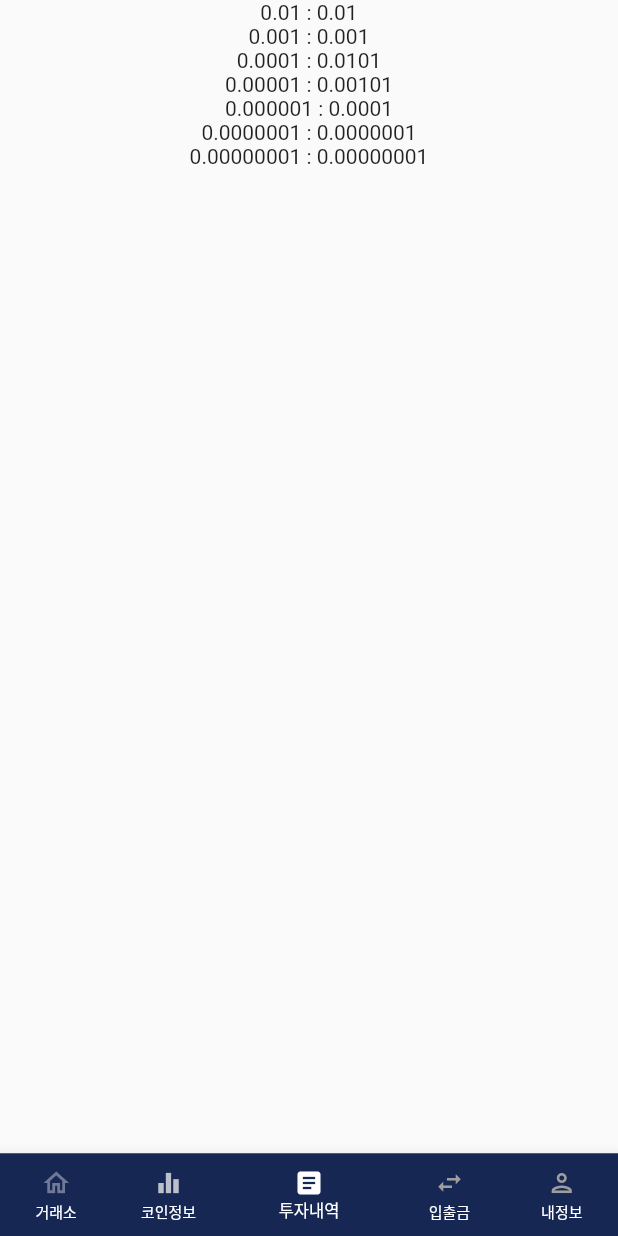
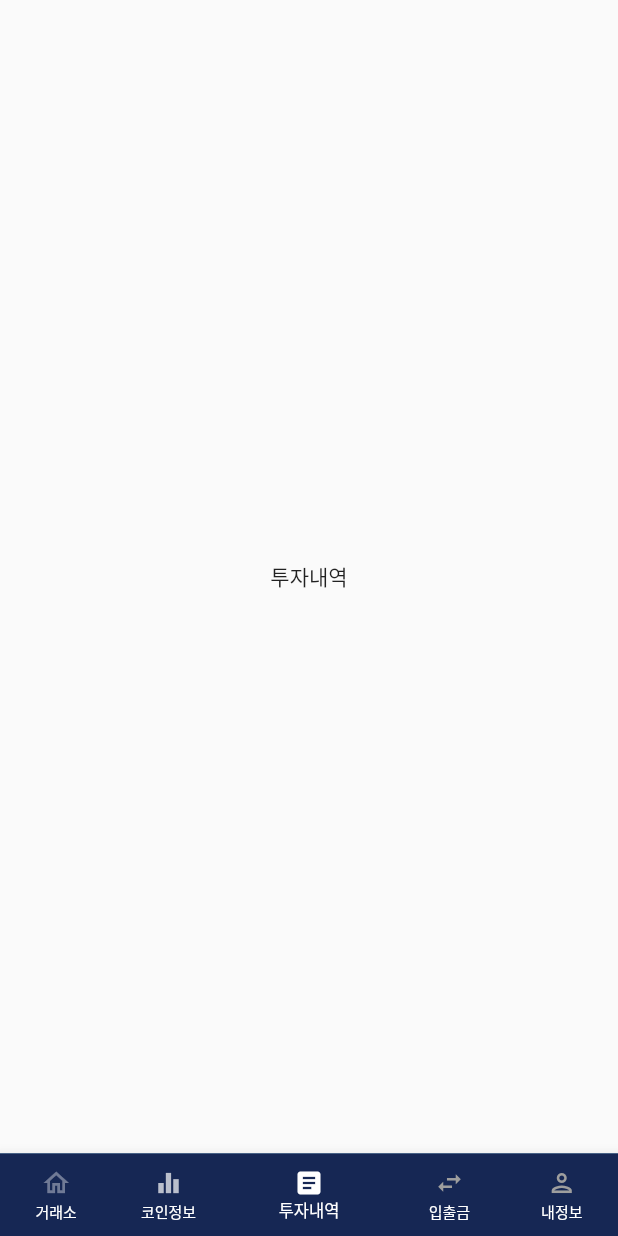
Before and after one commit to rambozzang/bitcoin, a Flutter app: the screen it shows after launch, item 3 of the bottom bar chosen, on a phone screen of 412 x 824 dp. Run offline on Flutter 3.47's test engine with Material 2 defaults, Android fonts, the phone set to English and light mode, and no system bars; our stand-ins replace animated_text_kit, fl_chart, get, google_fonts, shimmer, sizer and 2 more; missing offline and left inert: candlesticks_plus, crypto_font_icons, k_chart, nonce, radio_group_v2.

Commit message:
버그 수정

```diff
--- a/lib/app/modules/views/main/main_view2.dart
+++ b/lib/app/modules/views/main/main_view2.dart
@@ -5,19 +5,6 @@ import 'package:get/get_state_manager/get_state_manager.dart';
 class MainView2 extends GetView {
   @override
   Widget build(BuildContext context) {
-    return Scaffold(
-        body: SafeArea(
-            child: Center(
-                child: Column(
-      children: [
-        Text("0.01 : ${Utils.getMoneyformat(0.01)}"),
-        Text("0.001 : ${Utils.getMoneyformat(0.001)}"),
-        Text("0.0001 : ${Utils.getMoneyformat(0.0101)}"),
-        Text("0.00001 : ${Utils.getMoneyformat(0.00101)}"),
-        Text("0.000001 : ${Utils.getMoneyformat(0.0001001)}"),
-        Text("0.0000001 : ${Utils.getMoneyformat(0.0000001)}"),
-        Text("0.00000001 : ${Utils.getMoneyformat(0.00000001)}"),
-      ],
-    ))));
+    return Scaffold(body: SafeArea(child: Center(child: Text("투자내역"))));
   }
 }
--- a/lib/app/modules/views/upbit/UpbitList_view.dart
+++ b/lib/app/modules/views/upbit/UpbitList_view.dart
@@ -247,7 +247,7 @@ class UpbitListView extends GetView<UpBitListController> {
                                           ),
                                         ),
                                         SizedBox(
-                                          width: 9,
+                                          width: 5,
                                         ),
                                         Flexible(
                                           flex: 2,
@@ -310,7 +310,7 @@ class UpbitListView extends GetView<UpBitListController> {
                                               textAlign: TextAlign.end,
                                               style: Utils.getTextStyle(
                                                   data[index].yesterday_rate,
-                                                  12),
+                                                  11),
                                             ),
                                           ),
                                         ),
--- a/lib/app/modules/views/upbit/UpbitMain_view.dart
+++ b/lib/app/modules/views/upbit/UpbitMain_view.dart
@@ -200,8 +200,8 @@ class UpbitMainView extends GetView<UpbitMainController> {
         tabviews[2] = UpbitChartView();
       }
       if (controller.pageIndex.value == 4) {
-        tabviews[4] = UpbitInfoView();
-        // tabviews[4] = UpbitChartViewBak();
+        //tabviews[4] = UpbitInfoView();
+         tabviews[4] = UpbitChartViewBak();
       }
       return FadeIndexedStack(
         //key: ,
--- a/lib/app/modules/views/upbit/UpbitOrderAsk_view.dart
+++ b/lib/app/modules/views/upbit/UpbitOrderAsk_view.dart
@@ -131,7 +131,7 @@ class UpbitOrderAskView extends StatelessWidget {
                   crossAxisAlignment: CrossAxisAlignment.end,
                   children: [
                     Text(
-                      "${this.f2.format(_data.ask_size).toString()}",
+                      "${Utils.getMoneyformat(_data.ask_size).toString()}",
                       textAlign: TextAlign.end,
                       style: const TextStyle(
                           fontSize: 11,
@@ -142,7 +142,7 @@ class UpbitOrderAskView extends StatelessWidget {
                       alignment: Alignment.centerRight,
                       child: (_data.ask_plus_size ?? 0.0) > 0.0
                           ? Text(
-                              " ${this.f2.format(_data.ask_plus_size)} ",
+                              " ${Utils.getMoneyformat(_data.ask_plus_size)} ",
                               textAlign: TextAlign.right,
                               style: TextStyle(
                                   fontSize: 10,
@@ -151,7 +151,7 @@ class UpbitOrderAskView extends StatelessWidget {
                             )
                           : (_data.ask_minus_size ?? 0.0) > 0.0
                               ? Text(
-                                  "-${this.f2.format(_data.ask_minus_size)} ",
+                                  "-${Utils.getMoneyformat(_data.ask_minus_size)} ",
                                   textAlign: TextAlign.right,
                                   style: TextStyle(
                                       fontSize: 10,
--- a/lib/app/modules/views/upbit/UpbitTikerAsk_view.dart
+++ b/lib/app/modules/views/upbit/UpbitTikerAsk_view.dart
@@ -88,7 +88,7 @@ class UpbitTikerAskView extends StatelessWidget {
                   crossAxisAlignment: CrossAxisAlignment.end,
                   children: [
                     Text(
-                      "${this.f2.format(_data.ask_size).toString()}",
+                      "${Utils.getMoneyformat(_data.ask_size).toString()}",
                       textAlign: TextAlign.end,
                       style: const TextStyle(
                           fontSize: 12,
@@ -99,7 +99,7 @@ class UpbitTikerAskView extends StatelessWidget {
                         ? Align(
                             alignment: Alignment.centerLeft,
                             child: Text(
-                              " ${this.f2.format(_data.ask_plus_size)} ",
+                              " ${Utils.getMoneyformat(_data.ask_plus_size)} ",
                               textAlign: TextAlign.left,
                               style: const TextStyle(
                                   fontSize: 9,
@@ -111,7 +111,7 @@ class UpbitTikerAskView extends StatelessWidget {
                             ? Align(
                                 alignment: Alignment.centerLeft,
                                 child: Text(
-                                  "-${this.f2.format(_data.ask_minus_size)} ",
+                                  "-${Utils.getMoneyformat(_data.ask_minus_size)} ",
                                   textAlign: TextAlign.left,
                                   style: const TextStyle(
                                       fontSize: 9,
--- a/lib/app/modules/views/upbit/UpbitTikerBid_view.dart
+++ b/lib/app/modules/views/upbit/UpbitTikerBid_view.dart
@@ -145,7 +145,7 @@ class UpbtitTikerBidView extends StatelessWidget {
                     crossAxisAlignment: CrossAxisAlignment.start,
                     children: [
                       Text(
-                        "${this.f2.format(_data.bid_size).toString()}",
+                        "${Utils.getMoneyformat(_data.bid_size).toString()}",
                         textAlign: TextAlign.start,
                         style: const TextStyle(
                             fontSize: 12,
@@ -156,7 +156,7 @@ class UpbtitTikerBidView extends StatelessWidget {
                           ? Align(
                               alignment: Alignment.centerRight,
                               child: Text(
-                                " ${this.f2.format(_data.bid_plus_size)} ",
+                                " ${Utils.getMoneyformat(_data.bid_plus_size)} ",
                                 textAlign: TextAlign.right,
                                 style: TextStyle(
                                     fontSize: 9,
@@ -168,7 +168,7 @@ class UpbtitTikerBidView extends StatelessWidget {
                               ? Align(
                                   alignment: Alignment.centerRight,
                                   child: Text(
-                                    "-${this.f2.format(_data.bid_minus_size)}",
+                                    "-${Utils.getMoneyformat(_data.bid_minus_size)}",
                                     textAlign: TextAlign.right,
                                     style: TextStyle(
                                         fontSize: 9,
--- a/lib/app/modules/views/upbit/upbitOrderBid_view.dart
+++ b/lib/app/modules/views/upbit/upbitOrderBid_view.dart
@@ -129,7 +129,7 @@ class UpbitOrderBidView extends StatelessWidget {
                     crossAxisAlignment: CrossAxisAlignment.end,
                     children: [
                       Text(
-                        "${this.f2.format(_data.bid_size).toString()}",
+                        "${Utils.getMoneyformat(_data.bid_size).toString()}",
                         textAlign: TextAlign.start,
                         style: const TextStyle(
                             fontSize: 11,
@@ -140,7 +140,7 @@ class UpbitOrderBidView extends StatelessWidget {
                           ? Align(
                               alignment: Alignment.centerRight,
                               child: Text(
-                                " ${this.f2.format(_data.bid_plus_size)} ",
+                                " ${Utils.getMoneyformat(_data.bid_plus_size)} ",
                                 textAlign: TextAlign.right,
                                 style: TextStyle(
                                     fontSize: 10,
@@ -152,7 +152,7 @@ class UpbitOrderBidView extends StatelessWidget {
                               ? Align(
                                   alignment: Alignment.centerRight,
                                   child: Text(
-                                    "-${this.f2.format(_data.bid_minus_size)}",
+                                    "-${Utils.getMoneyformat(_data.bid_minus_size)}",
                                     textAlign: TextAlign.right,
                                     style: TextStyle(
                                         fontSize: 10,
--- a/lib/app/utils/Utils.dart
+++ b/lib/app/utils/Utils.dart
@@ -30,6 +30,7 @@ class Utils {
       price = double.parse(price.toString());
     }
 
+
     if (price > 999) {
       return NumberFormat('###,###,###,###')
           .format(price ?? '0')
@@ -41,7 +42,7 @@ class Utils {
     } else if (price >= 1 && price <= 9.9999999) {
       return NumberFormat('#.####').format(price ?? '0').replaceAll(' ', '');
     } else if (price > 0.01 && price < 1) {
-      return NumberFormat('#.####').format(price ?? '0').replaceAll(' ', '');
+      return NumberFormat('0.####').format(price ?? '0').replaceAll(' ', '');
     } else if (price > 0.0001 && price <= 0.01) {
       return NumberFormat('0.#####').format(price ?? '0').replaceAll(' ', '');
     } else if (price <= 0.0001) {
```
Also changed, not shown: lib/app/modules/controllers/upbit/UpbitMainController.dart (+8 -33 lines), lib/app/modules/controllers/upbit/UpbitOrderController.dart (+26 -26 lines), lib/app/modules/views/main/main_view1.dart (+1 -6 lines), pubspec.lock, 3 other files.
